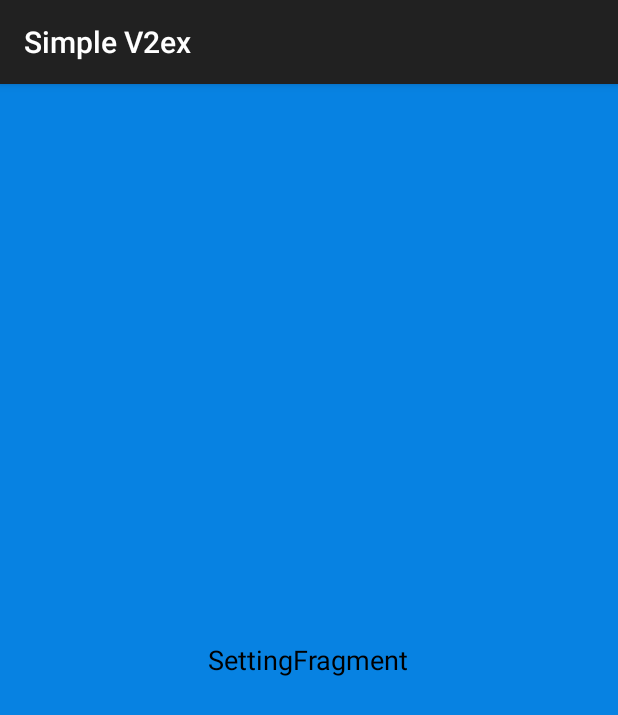
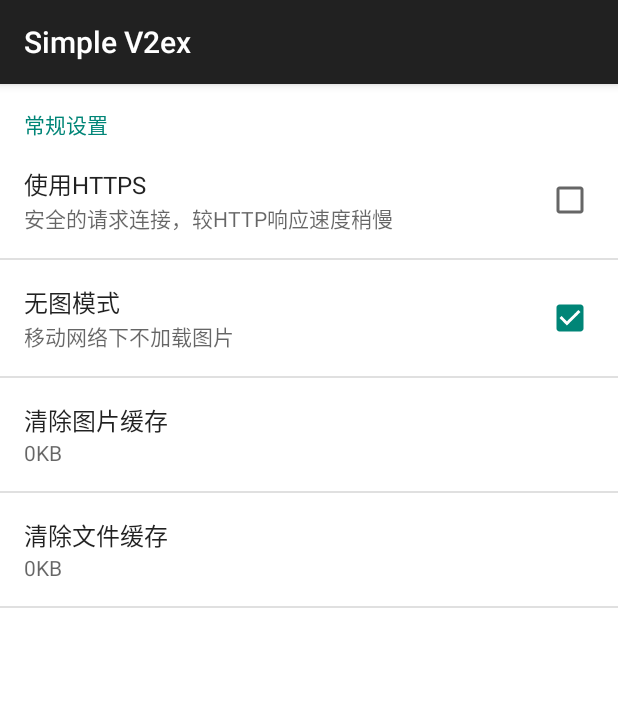
Before and after one commit to aquarius520/simple-v2ex-client, an Android app: the fragment SettingFragment shown on its own in the app's theme, on a phone screen of 412 x 824 dp. Shown: the top 715 px of the screen. Run offline under Robolectric (Android 15) with nearby library versions, the phone set to English and light mode, and no system bars.

Commit message:
修改我的tab页 增加设置选项等

```diff
--- a/app/src/main/AndroidManifest.xml
+++ b/app/src/main/AndroidManifest.xml
@@ -38,6 +38,8 @@
             >
         </activity>
 
+        <activity android:name=".SettingActivity" android:screenOrientation="portrait"/>
+
         <service android:name=".core.DataService"/>
 
         <activity android:name=".testlibs.TestActivity" android:screenOrientation="portrait">
--- a/app/src/main/java/com/aquarius/simplev2ex/SettingFragment.java
+++ b/app/src/main/java/com/aquarius/simplev2ex/SettingFragment.java
@@ -3,6 +3,7 @@ package com.aquarius.simplev2ex;
 import android.app.Fragment;
 import android.content.Context;
 import android.os.Bundle;
+import android.preference.PreferenceFragment;
 import android.support.annotation.Nullable;
 import android.view.LayoutInflater;
 import android.view.View;
@@ -12,29 +13,12 @@ import android.widget.TextView;
 /**
  * Created by aquarius on 2017/8/6.
  */
-public class SettingFragment extends Fragment {
+public class SettingFragment extends PreferenceFragment {
+
 
     @Override
-    public void onAttach(Context context) {
-        super.onAttach(context);
+    public void onCreate(Bundle savedInstanceState) {
+        super.onCreate(savedInstanceState);
+        addPreferencesFromResource(R.xml.settings);
     }
-
-    @Override
-    public void onActivityCreated(Bundle savedInstanceState) {
-        super.onActivityCreated(savedInstanceState);
-    }
-
-    @Nullable
-    @Override
-    public View onCreateView(LayoutInflater inflater, ViewGroup container, Bundle savedInstanceState) {
-        View view = inflater.inflate(R.layout.setting_fragment_layout, container, false);
-        ((TextView)view.findViewById(R.id.desc)).setText("SettingFragment");
-        return view;
-    }
-
-    @Override
-    public void onDetach() {
-        super.onDetach();
-    }
-
 }
--- a/app/src/main/res/layout/setting_fragment_layout.xml
+++ /dev/null
@@ -1,15 +0,0 @@
-<?xml version="1.0" encoding="utf-8"?>
-<RelativeLayout xmlns:android="http://schemas.android.com/apk/res/android"
-    android:layout_width="match_parent" android:layout_height="match_parent"
-    android:background="@color/blue">
-
-    <TextView
-        android:id="@+id/desc"
-        android:layout_width="wrap_content"
-        android:layout_height="wrap_content"
-        android:textSize="18sp"
-        android:textColor="@color/black"
-        android:text="Android Android"
-        android:layout_centerInParent="true"/>
-
-</RelativeLayout>
--- a/app/src/main/res/values/strings.xml
+++ b/app/src/main/res/values/strings.xml
@@ -25,4 +25,22 @@
     <string name="network_error">网络错误请检查设置，并开启WIFI或移动数据</string>
     <string name="network_error_label">error</string>
 
+
+    <string name="sign_desc">尚未登录,请登录</string>
+    <string name="post_topic_label">发布主题</string>
+    <string name="favorite_topic_label">收藏话题</string>
+    <string name="favorite_node_label">收藏节点</string>
+    <string name="signout_label">退出登录</string>
+    <string name="setting_label">应用设置</string>
+    <string name="setting_title_label">偏好设置</string>
+
+    <!-- 设置 -->
+    <string name="setting_main">常规设置</string>
+    <string name="setting_show_img_only_wifi">无图模式</string>
+    <string name="setting_show_img_only_wifi_summary">移动网络下不加载图片</string>
+    <string name="setting_use_https">使用HTTPS</string>
+    <string name="setting_use_https_summary">安全的请求连接，较HTTP响应速度稍慢</string>
+    <string name="settings_clear_img_cache">清除图片缓存</string>
+    <string name="settings_clear_file_cache">清除文件缓存</string>
+
 </resources>
--- /dev/null
+++ b/app/src/main/res/xml/settings.xml
@@ -0,0 +1,51 @@
+<?xml version="1.0" encoding="utf-8"?>
+<PreferenceScreen xmlns:android="http://schemas.android.com/apk/res/android">
+    <PreferenceCategory
+        android:key="settings_settings"
+        android:title="@string/setting_main">
+
+        <CheckBoxPreference
+            android:defaultValue="true"
+            android:key="pref_use_https"
+            android:title="@string/setting_use_https"
+            android:summary="@string/setting_use_https_summary"/>
+
+        <CheckBoxPreference
+            android:defaultValue="false"
+            android:key="pref_show_img_only_wifi"
+            android:title="@string/setting_show_img_only_wifi"
+            android:summary="@string/setting_show_img_only_wifi_summary"
+            />
+
+        <Preference
+            android:key="pref_clear_img_cache"
+            android:title="@string/settings_clear_img_cache"
+            android:summary="0KB"/>
+
+        <Preference
+            android:key="pref_clear_file_cache"
+            android:title="@string/settings_clear_file_cache"
+            android:summary="0KB"/>
+
+    </PreferenceCategory>
+
+   <!-- <PreferenceCategory
+        android:title="@string/settings_more">
+
+        <Preference
+            android:key="pref_check_update"
+            android:title="@string/settings_check_update"
+            android:summary="@string/settings_check_update_summary"/>
+
+        <Preference
+            android:key="pref_feedback"
+            android:title="@string/settings_feedback"
+            android:summary="@string/settings_feedback_summary"/>
+
+        <Preference
+            android:key="pref_about"
+            android:title="@string/settings_about"
+            android:summary="@string/settings_about_summary"/>
+
+    </PreferenceCategory>-->
+</PreferenceScreen>
```
Also changed, not shown: app/src/main/java/com/aquarius/simplev2ex/MainActivity.java (+4 -4 lines), app/src/main/java/com/aquarius/simplev2ex/OwnerFragment.java (added, +46 -0 lines), app/src/main/java/com/aquarius/simplev2ex/SettingActivity.java (added, +46 -0 lines), app/src/main/res/layout/activity_settings.xml (added, +18 -0 lines), app/src/main/res/layout/owner_fragment_layout.xml (added, +186 -0 lines), app/src/main/res/drawable-xhdpi/icon_arrow_left.png (added).
